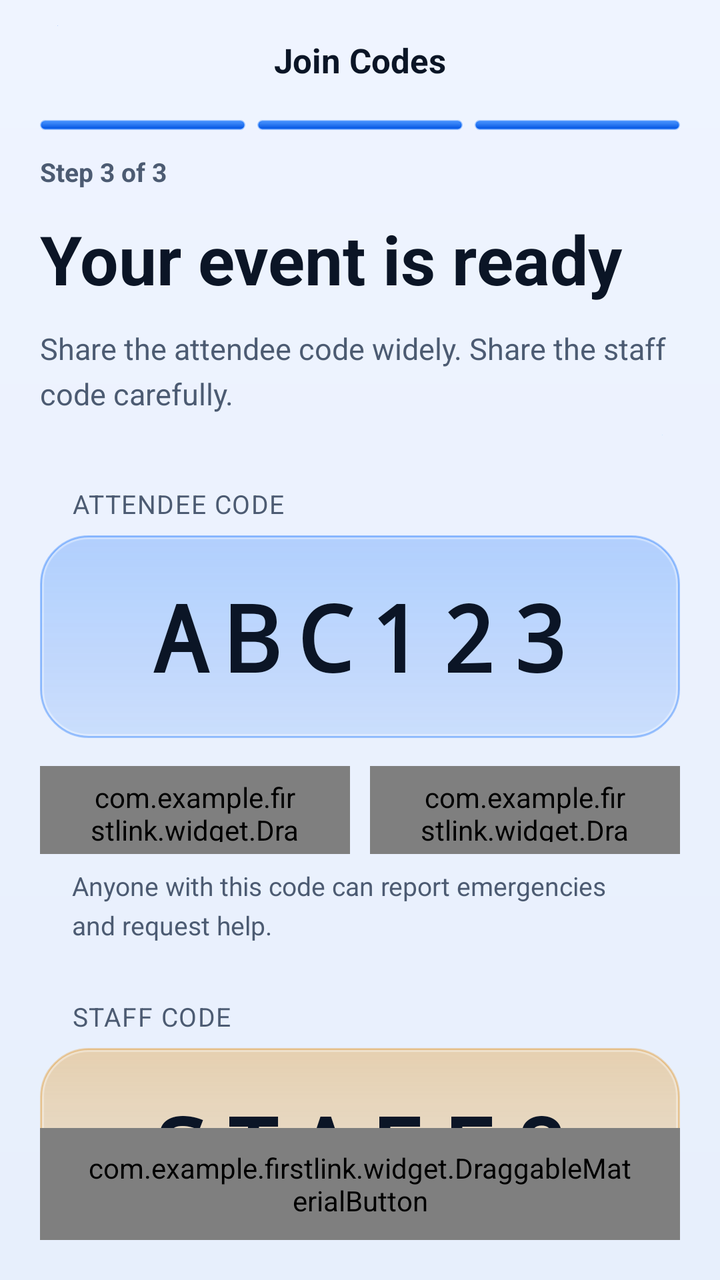
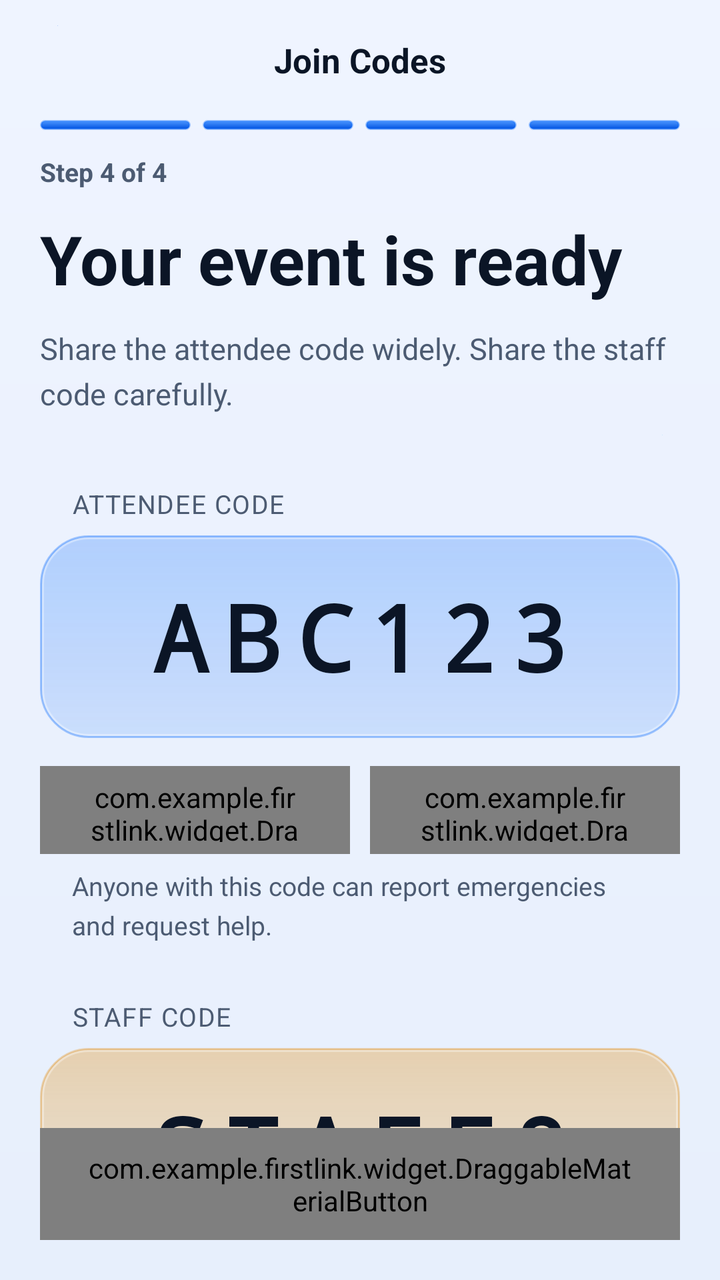

Two renders of the same Android screen: before a commit and after it. Below are the layout's source before the change and the commit's diff.
<!-- AndroidManifest.xml: application theme Theme.FirstLink -->
<!-- res/layout/room_creation.xml -->
<?xml version="1.0" encoding="utf-8"?>
<LinearLayout xmlns:android="http://schemas.android.com/apk/res/android"
    xmlns:app="http://schemas.android.com/apk/res-auto"
    android:id="@+id/room_creation"
    android:fitsSystemWindows="true"
    android:layout_width="match_parent"
    android:layout_height="match_parent"
    android:background="@drawable/bg_page_glass"
    android:orientation="vertical">

    
    <FrameLayout
        android:layout_width="match_parent"
        android:layout_height="44dp"
        android:layout_marginTop="8dp">

        <TextView
            android:layout_width="match_parent"
            android:layout_height="match_parent"
            android:gravity="center"
            android:text="Join Codes"
            android:textColor="@color/text_primary"
            android:textSize="17sp"
            android:textStyle="bold" />
    </FrameLayout>

    <ScrollView
        android:layout_width="match_parent"
        android:layout_height="0dp"
        android:layout_weight="1"
        android:clipToPadding="false"
        android:fillViewport="true"
        android:paddingBottom="8dp"
        android:scrollbars="none">

        <LinearLayout
            android:layout_width="match_parent"
            android:layout_height="wrap_content"
            android:orientation="vertical">

            
            <LinearLayout
                android:layout_width="match_parent"
                android:layout_height="wrap_content"
                android:layout_marginStart="20dp"
                android:layout_marginTop="8dp"
                android:layout_marginEnd="20dp"
                android:orientation="horizontal">

                <View
                    android:layout_width="0dp"
                    android:layout_height="5dp"
                    android:layout_weight="1"
                    android:background="@drawable/bg_ios_progress_on" />

                <View
                    android:layout_width="0dp"
                    android:layout_height="5dp"
                    android:layout_marginStart="6dp"
                    android:layout_weight="1"
                    android:background="@drawable/bg_ios_progress_on" />

                <View
                    android:layout_width="0dp"
                    android:layout_height="5dp"
                    android:layout_marginStart="6dp"
                    android:layout_weight="1"
                    android:background="@drawable/bg_ios_progress_on" />
            </LinearLayout>

            <TextView
                android:layout_width="match_parent"
                android:layout_height="wrap_content"
                android:layout_marginStart="20dp"
                android:layout_marginTop="12dp"
                android:layout_marginEnd="20dp"
                android:text="Step 3 of 3"
                android:textColor="@color/text_secondary"
                android:textSize="13sp"
                android:textStyle="bold" />

            <TextView
                android:layout_width="match_parent"
                android:layout_height="wrap_content"
                android:layout_marginStart="20dp"
                android:layout_marginTop="12dp"
                android:layout_marginEnd="20dp"
                android:text="Your event is ready"
                android:textColor="@color/text_primary"
                android:textSize="34sp"
                android:textStyle="bold" />

            <TextView
                android:layout_width="match_parent"
                android:layout_height="wrap_content"
                android:layout_marginStart="20dp"
                android:layout_marginTop="12dp"
                android:layout_marginEnd="20dp"
                android:layout_marginBottom="16dp"
                android:lineSpacingMultiplier="1.25"
                android:text="Share the attendee code widely. Share the staff code carefully."
                android:textColor="@color/text_secondary"
                android:textSize="15sp" />

            
            <TextView
                android:layout_width="match_parent"
                android:layout_height="wrap_content"
                android:layout_marginStart="36dp"
                android:layout_marginTop="20dp"
                android:layout_marginEnd="36dp"
                android:layout_marginBottom="7dp"
                android:letterSpacing="0.04"
                android:text="ATTENDEE CODE"
                android:textAllCaps="true"
                android:textColor="@color/text_secondary"
                android:textSize="13sp" />

            <TextView
                android:id="@+id/room_code"
                android:layout_width="match_parent"
                android:layout_height="wrap_content"
                android:layout_marginStart="20dp"
                android:layout_marginEnd="20dp"
                android:background="@drawable/bg_ios_code_blue"
                android:fontFamily="monospace"
                android:gravity="center"
                android:letterSpacing="0.18"
                android:paddingTop="20dp"
                android:paddingBottom="20dp"
                android:text="ABC123"
                android:textColor="@color/text_primary"
                android:textSize="46sp"
                android:textStyle="bold" />

            <LinearLayout
                android:layout_width="match_parent"
                android:layout_height="wrap_content"
                android:layout_marginStart="20dp"
                android:layout_marginTop="14dp"
                android:layout_marginEnd="20dp"
                android:orientation="horizontal">

                <com.example.firstlink.widget.DraggableMaterialButton
                    android:id="@+id/copy_room_code_button"
                    style="@style/Widget.FirstLink.Button.Outlined"
                    android:layout_width="0dp"
                    android:layout_height="44dp"
                    android:layout_weight="1"
                    android:insetTop="0dp"
                    android:insetBottom="0dp"
                    android:minWidth="0dp"
                    android:minHeight="0dp"
                    android:stateListAnimator="@null"
                    android:text="Copy"
                    android:textColor="@color/brand_primary"
                    android:textSize="17sp"
                    android:elevation="0dp"
                    app:backgroundTint="@color/card_surface"
                    app:cornerRadius="22dp"
                    app:elevation="0dp"
                    app:icon="@drawable/ic_sf_doc_on_doc"
                    app:iconGravity="textStart"
                    app:iconPadding="8dp"
                    app:iconSize="20dp"
                    app:iconTint="@color/brand_primary"
                    app:strokeColor="@color/border_light"
                    app:strokeWidth="1dp" />

                <com.example.firstlink.widget.DraggableMaterialButton
                    android:id="@+id/share_room_code_button"
                    style="@style/Widget.FirstLink.Button.Outlined"
                    android:layout_width="0dp"
                    android:layout_height="44dp"
                    android:layout_marginStart="10dp"
                    android:layout_weight="1"
                    android:insetTop="0dp"
                    android:insetBottom="0dp"
                    android:minWidth="0dp"
                    android:minHeight="0dp"
                    android:stateListAnimator="@null"
                    android:text="Share"
                    android:textColor="@color/brand_primary"
                    android:textSize="17sp"
                    android:elevation="0dp"
                    app:backgroundTint="@color/card_surface"
                    app:cornerRadius="22dp"
                    app:elevation="0dp"
                    app:icon="@drawable/ic_sf_square_and_arrow_up"
                    app:iconGravity="textStart"
                    app:iconPadding="8dp"
                    app:iconSize="20dp"
                    app:iconTint="@color/brand_primary"
                    app:strokeColor="@color/border_light"
                    app:strokeWidth="1dp" />
            </LinearLayout>

            <TextView
                android:layout_width="match_parent"
                android:layout_height="wrap_content"
                android:layout_marginStart="36dp"
                android:layout_marginTop="7dp"
                android:layout_marginEnd="36dp"
                android:lineSpacingMultiplier="1.25"
                android:text="Anyone with this code can report emergencies and request help."
                android:textColor="@color/text_secondary"
                android:textSize="13sp" />

            
            <TextView
                android:layout_width="match_parent"
                android:layout_height="wrap_content"
                android:layout_marginStart="36dp"
                android:layout_marginTop="28dp"
                android:layout_marginEnd="36dp"
                android:layout_marginBottom="7dp"
                android:letterSpacing="0.04"
                android:text="STAFF CODE"
                android:textAllCaps="true"
                android:textColor="@color/text_secondary"
                android:textSize="13sp" />

            <TextView
                android:id="@+id/staff_code"
                android:layout_width="match_parent"
                android:layout_height="wrap_content"
                android:layout_marginStart="20dp"
                android:layout_marginEnd="20dp"
                android:background="@drawable/bg_ios_code_orange"
                android:fontFamily="monospace"
                android:gravity="center"
                android:letterSpacing="0.18"
                android:paddingTop="20dp"
                android:paddingBottom="20dp"
                android:text="STAFF8"
                android:textColor="@color/text_primary"
                android:textSize="46sp"
                android:textStyle="bold" />

            <LinearLayout
                android:layout_width="match_parent"
                android:layout_height="wrap_content"
                android:layout_marginStart="20dp"
                android:layout_marginTop="14dp"
                android:layout_marginEnd="20dp"
                android:orientation="horizontal">

                <com.example.firstlink.widget.DraggableMaterialButton
                    android:id="@+id/copy_staff_code_button"
                    style="@style/Widget.FirstLink.Button.Outlined"
                    android:layout_width="0dp"
                    android:layout_height="44dp"
                    android:layout_weight="1"
                    android:insetTop="0dp"
                    android:insetBottom="0dp"
                    android:minWidth="0dp"
                    android:minHeight="0dp"
                    android:stateListAnimator="@null"
                    android:text="Copy"
                    android:textColor="@color/brand_primary"
                    android:textSize="17sp"
                    android:elevation="0dp"
                    app:backgroundTint="@color/card_surface"
                    app:cornerRadius="22dp"
                    app:elevation="0dp"
                    app:icon="@drawable/ic_sf_doc_on_doc"
                    app:iconGravity="textStart"
                    app:iconPadding="8dp"
                    app:iconSize="20dp"
                    app:iconTint="@color/brand_primary"
                    app:strokeColor="@color/border_light"
                    app:strokeWidth="1dp" />

                <com.example.firstlink.widget.DraggableMaterialButton
                    android:id="@+id/share_staff_code_button"
                    style="@style/Widget.FirstLink.Button.Outlined"
                    android:layout_width="0dp"
                    android:layout_height="44dp"
                    android:layout_marginStart="10dp"
                    android:layout_weight="1"
                    android:insetTop="0dp"
                    android:insetBottom="0dp"
                    android:minWidth="0dp"
                    android:minHeight="0dp"
                    android:stateListAnimator="@null"
                    android:text="Share"
                    android:textColor="@color/brand_primary"
                    android:textSize="17sp"
                    android:elevation="0dp"
                    app:backgroundTint="@color/card_surface"
                    app:cornerRadius="22dp"
                    app:elevation="0dp"
                    app:icon="@drawable/ic_sf_square_and_arrow_up"
                    app:iconGravity="textStart"
                    app:iconPadding="8dp"
                    app:iconSize="20dp"
                    app:iconTint="@color/brand_primary"
                    app:strokeColor="@color/border_light"
                    app:strokeWidth="1dp" />
            </LinearLayout>

            <TextView
                android:layout_width="match_parent"
                android:layout_height="wrap_content"
                android:layout_marginStart="36dp"
                android:layout_marginTop="7dp"
                android:layout_marginEnd="36dp"
                android:lineSpacingMultiplier="1.25"
                android:text="Staff can see every incident and resolve them. Share carefully."
                android:textColor="@color/text_secondary"
                android:textSize="13sp" />
        </LinearLayout>
    </ScrollView>

    
    <LinearLayout
        android:layout_width="match_parent"
        android:layout_height="wrap_content"
        android:orientation="vertical"
        android:paddingStart="20dp"
        android:paddingEnd="20dp"
        android:paddingBottom="20dp">

        <com.example.firstlink.widget.DraggableMaterialButton
            android:id="@+id/open_checkin_button"
            style="@style/Widget.FirstLink.Button.Primary"
            android:layout_width="match_parent"
            android:layout_height="56dp"
            android:insetTop="0dp"
            android:insetBottom="0dp"
            android:stateListAnimator="@null"
            android:text="Open Check-In"
            android:textColor="@color/white"
            android:textSize="17sp"
            android:textStyle="bold"
            android:elevation="0dp"
            app:backgroundTint="@color/brand_primary"
            app:cornerRadius="28dp"
            app:elevation="0dp"
            app:icon="@drawable/ic_sf_checkmark_circle"
            app:iconGravity="textStart"
            app:iconPadding="8dp"
            app:iconSize="20dp"
            app:iconTint="@color/white"
            app:strokeWidth="0dp" />
    </LinearLayout>
</LinearLayout>
<!-- resources referenced by this layout -->
<resources>
  <color name="border_light">#26355C8C</color>
  <color name="brand_primary">#0A6CFC</color>
  <color name="card_surface">#CCFFFFFF</color>
  <color name="text_primary">#0B1526</color>
  <color name="text_secondary">#4C5B72</color>
  <color name="white">#FFFFFFFF</color>
  <!-- drawable bg_ios_progress_on (drawable) -->
  <?xml version="1.0" encoding="utf-8"?>
  <shape xmlns:android="http://schemas.android.com/apk/res/android" android:shape="rectangle">
      <corners android:radius="100dp" />
      <gradient android:angle="270" android:endColor="@color/brand_primary_dark" android:startColor="@color/brand_primary_light" android:type="linear" />
      <stroke android:width="1dp" android:color="@color/brand_border_soft" />
  </shape>
  <style name="Theme.FirstLink" parent="Base.Theme.FirstLink" />
  <color name="brand_primary_container">#240A6CFC</color>
  <color name="header_glass_top">#420A6CFC</color>
  <color name="brand_border_soft">#590A6CFC</color>
  <color name="glass_rim_inner">#59FFFFFF</color>
  <color name="warning_container">#1FFF9500</color>
  <color name="warning_border">#4DE08600</color>
  <color name="brand_primary_dark">#0052E0</color>
  <color name="brand_primary_light">#4D97FF</color>
  <color name="page_bottom">#E7EFFC</color>
  <color name="page_top">#EFF4FF</color>
  <color name="bloom_brand_clear">#000A6CFC</color>
  <color name="bloom_brand">#4D0A6CFC</color>
  <color name="bloom_sky_clear">#0000A3FF</color>
  <color name="bloom_sky">#4700A3FF</color>
  <color name="bloom_white_clear">#00FFFFFF</color>
  <color name="bloom_white">#B3FFFFFF</color>
  <style name="Widget.FirstLink.Button" parent="Widget.Material3.Button">
          <item name="android:stateListAnimator">@animator/button_press_feedback</item>
          <item name="android:textAllCaps">false</item>
          <item name="android:letterSpacing">0</item>
          <item name="shapeAppearanceOverlay">@style/ShapeAppearance.FirstLink.Pill</item>
          <item name="strokeWidth">0dp</item>
      </style>
  <color name="glass_fill">#A6FFFFFF</color>
  <color name="glass_border_strong">#59839FC4</color>
  <color name="glass_ripple">#3D0A6CFC</color>
  <color name="brand_glow">#0A6CFC</color>
  <style name="ShapeAppearance.FirstLink.Pill" parent="">
          <item name="cornerFamily">rounded</item>
          <item name="cornerSize">50%</item>
      </style>
  <color name="brand_on_primary_container">#0B47B0</color>
  <color name="danger">#D70015</color>
  <color name="surface">#EFF4FF</color>
  <style name="ShapeAppearance.FirstLink.Small" parent="ShapeAppearance.Material3.SmallComponent">
          <item name="cornerSize">18dp</item>
      </style>
  <style name="ShapeAppearance.FirstLink.Medium" parent="ShapeAppearance.Material3.MediumComponent">
          <item name="cornerSize">24dp</item>
      </style>
  <style name="ShapeAppearance.FirstLink.Large" parent="ShapeAppearance.Material3.LargeComponent">
          <item name="cornerSize">30dp</item>
      </style>
  <style name="WindowAnimation.FirstLink" parent="@android:style/Animation.Activity">
          <item name="android:activityOpenEnterAnimation">@anim/activity_open_enter</item>
          <item name="android:activityOpenExitAnimation">@anim/activity_open_exit</item>
          <item name="android:activityCloseEnterAnimation">@anim/activity_close_enter</item>
          <item name="android:activityCloseExitAnimation">@anim/activity_close_exit</item>
      </style>
  <color name="dialog_glass_surface">#F0F7FAFF</color>
  <color name="text_body">#33425A</color>
  <style name="Widget.FirstLink.Button.Dialog.Negative">
          <item name="backgroundTint">@color/glass_fill</item>
          <item name="android:textColor">@color/text_body</item>
          <item name="strokeWidth">1dp</item>
          <item name="strokeColor">@color/glass_border_strong</item>
          <item name="android:elevation">0dp</item>
          <item name="elevation">0dp</item>
          <item name="rippleColor">@color/glass_ripple</item>
      </style>
  <!-- unchanged entries left out for length: 11 -->
</resources>

<!-- the commit's change to res/layout/room_creation.xml (unified diff, before → after) -->
@@ -66,6 +66,13 @@
                     android:layout_marginStart="6dp"
                     android:layout_weight="1"
                     android:background="@drawable/bg_ios_progress_on" />
+
+                <View
+                    android:layout_width="0dp"
+                    android:layout_height="5dp"
+                    android:layout_marginStart="6dp"
+                    android:layout_weight="1"
+                    android:background="@drawable/bg_ios_progress_on" />
             </LinearLayout>
 
             <TextView
@@ -74,7 +81,7 @@
                 android:layout_marginStart="20dp"
                 android:layout_marginTop="12dp"
                 android:layout_marginEnd="20dp"
-                android:text="Step 3 of 3"
+                android:text="Step 4 of 4"
                 android:textColor="@color/text_secondary"
                 android:textSize="13sp"
                 android:textStyle="bold" />
